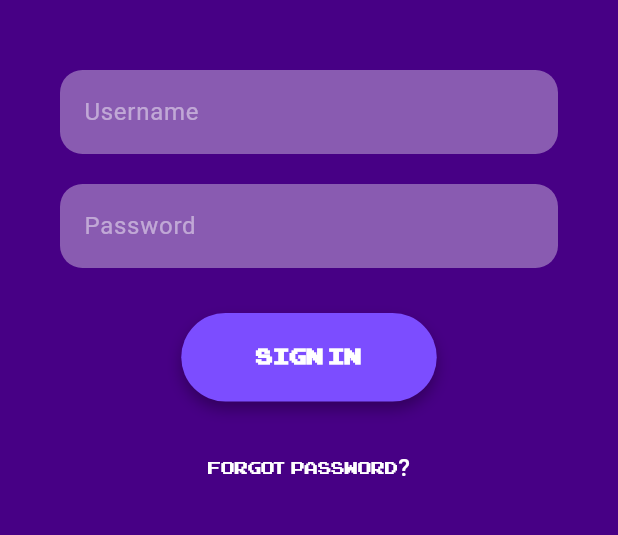
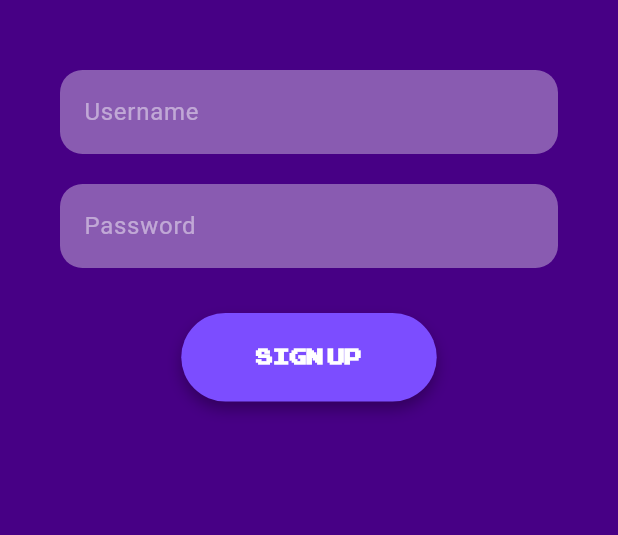
Before and after one commit to Elementx07/PocketPal, a Flutter app: the SignInScreen screen opened directly, on a phone screen of 412 x 824 dp, the part 500-1035 px from its top. Run offline on Flutter 3.47's test engine with Material 3 defaults, Android fonts, the light colour scheme and no system bars; our stand-ins replace confetti, flutter_fortune_wheel, flutter_markdown, google_generative_ai, lottie, rive and 2 more; accounts and stored records are empty.

Commit message:
enhance sign-up experience

```diff
--- a/lib/pages/sign_in.dart
+++ b/lib/pages/sign_in.dart
@@ -97,7 +97,7 @@ class _SignInScreenState extends State<SignInScreen>
           ],
         ),
         child: const Text(
-          'Sign In',
+          'Sign Up',
           style: TextStyle(
             fontFamily: 'Arcade',
             fontSize: 20,
@@ -184,19 +184,7 @@ class _SignInScreenState extends State<SignInScreen>
                       obscureText: true),
                   const SizedBox(height: 30),
                   _buildButton(),
-                  const SizedBox(height: 20),
-                  TextButton(
-                    onPressed: () {},
-                    child: const Text(
-                      'Forgot Password?',
-                      style: TextStyle(
-                        fontSize: 16,
-                        color: Colors.white,
-                        fontFamily: 'Arcade',
-                      ),
-                    ),
-                  ),
-                  const SizedBox(height: 30),
+
                 ],
               ),
             ),
```
Also changed, not shown: lib/pages/splash_screen.dart (+26 -1 lines).
